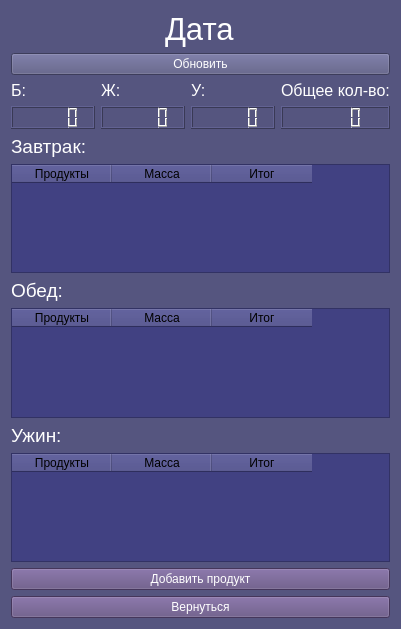
Qt form win2.ui (konstantin-moskovskiy/Calorie-App) before a commit.
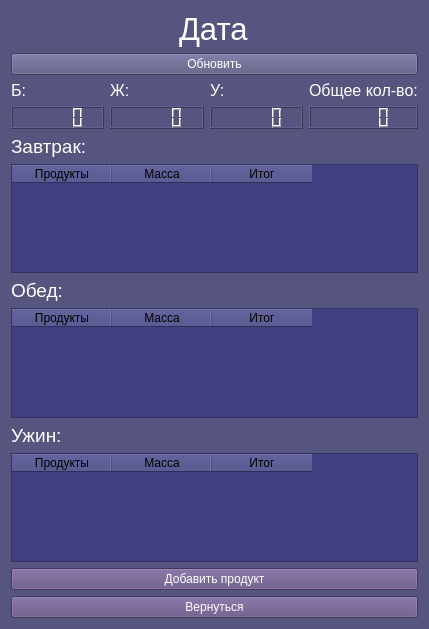
The same form after that commit.

Diff of the .ui file:
```diff
--- a/win2.ui
+++ b/win2.ui
@@ -6,7 +6,7 @@
    <rect>
     <x>0</x>
     <y>0</y>
-    <width>401</width>
+    <width>429</width>
     <height>629</height>
    </rect>
   </property>
```
